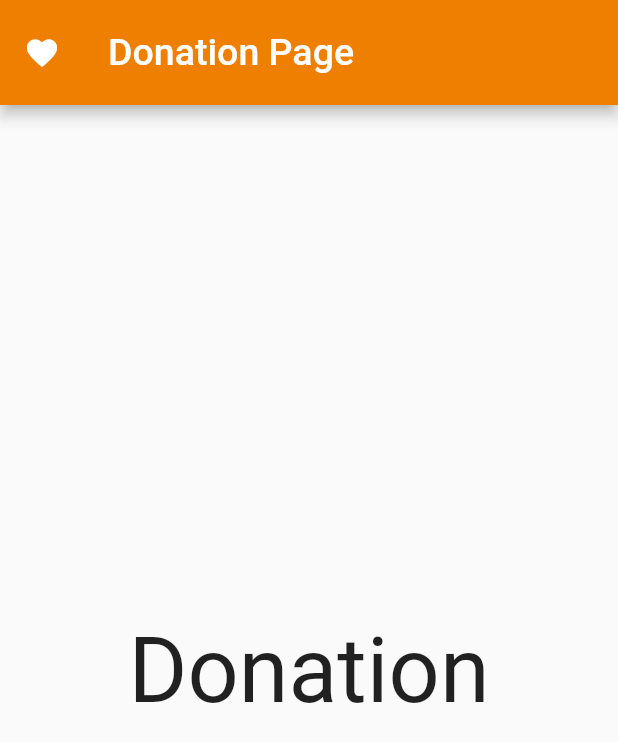
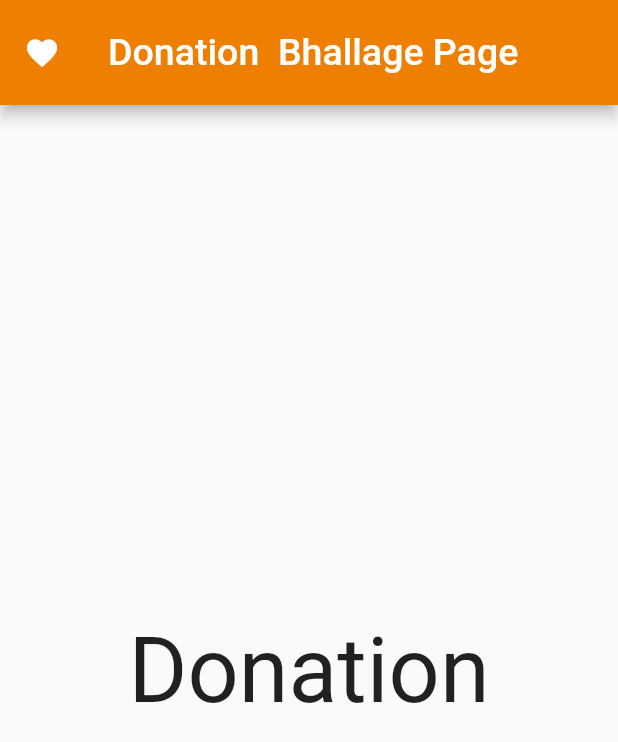
Before and after one commit to Medushaa/cse471-project-flutter, a Flutter app: the DonationPage screen opened directly, on a phone screen of 412 x 824 dp. Shown: the top 742 px of the screen. Run offline on Flutter 3.47's test engine with Material 2 defaults, Android fonts, the phone set to English and light mode, and no system bars; our stand-ins replace cloud_firestore, firebase_auth, firebase_core, fluttertoast; accounts and stored records are empty.

Commit message:
send help

```diff
--- a/lib/screens/donation_page.dart
+++ b/lib/screens/donation_page.dart
@@ -7,7 +7,7 @@ class DonationPage extends StatelessWidget {
           toolbarHeight: 70,
           backgroundColor: Color.fromARGB(255, 238, 127, 0),
           leading: Icon(Icons.favorite),
-          title: Text('Donation Page',
+          title: Text('Donation  Bhallage Page',
             style: TextStyle(
               fontSize: 25,
             ),
```
